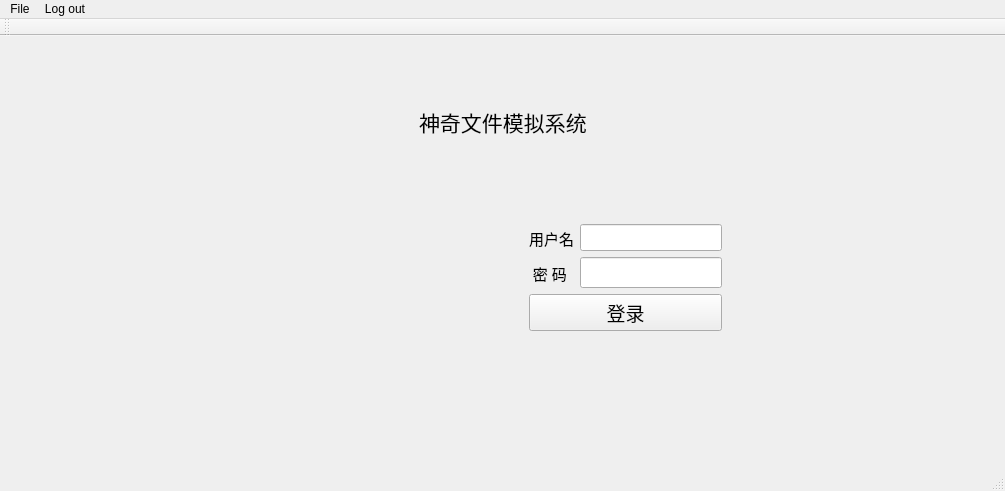
This is FileSystemSimulation/mainwindow.ui in Acytoo/File_system_simulation as Qt 5 draws it before an edit. The edited form follows.
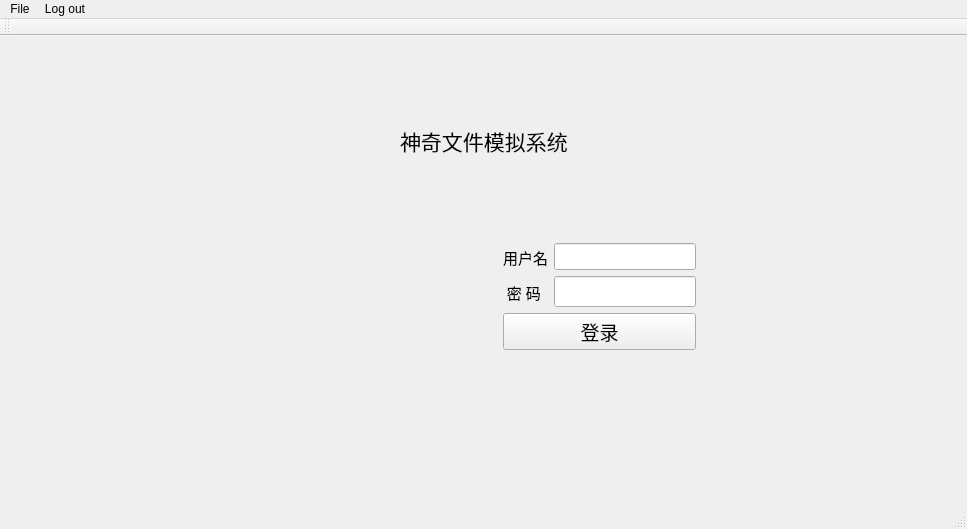
This is the edited form. Icons and pictures are not drawn.

Patch:
```diff
--- a/FileSystemSimulation/mainwindow.ui
+++ b/FileSystemSimulation/mainwindow.ui
@@ -6,8 +6,8 @@
    <rect>
     <x>0</x>
     <y>0</y>
-    <width>1005</width>
-    <height>491</height>
+    <width>967</width>
+    <height>529</height>
    </rect>
   </property>
   <property name="windowTitle">
@@ -330,7 +330,7 @@
     <rect>
      <x>0</x>
      <y>0</y>
-     <width>1005</width>
+     <width>967</width>
      <height>21</height>
     </rect>
    </property>
```
